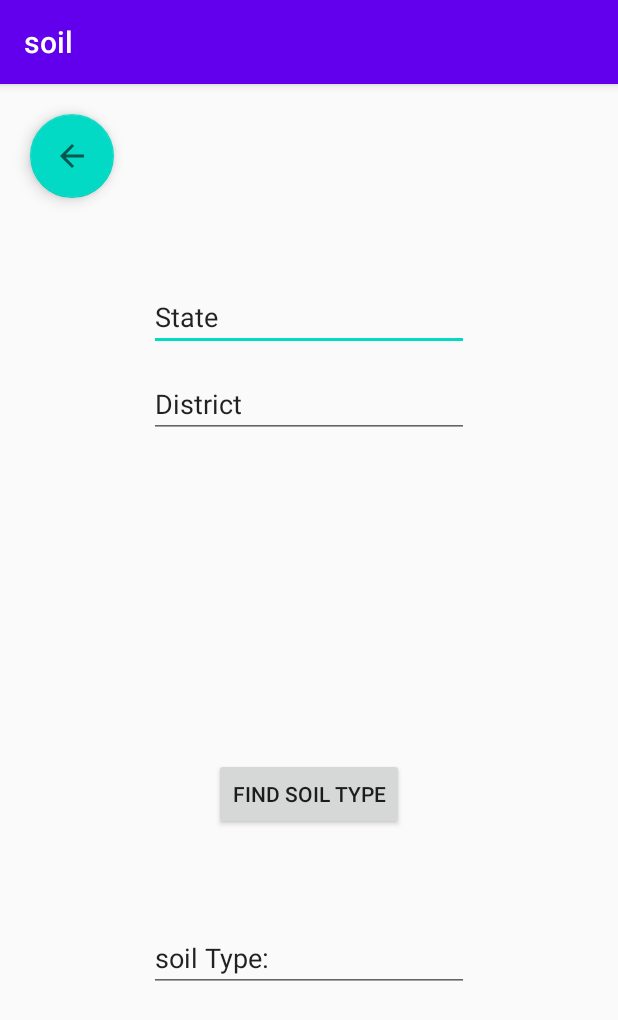
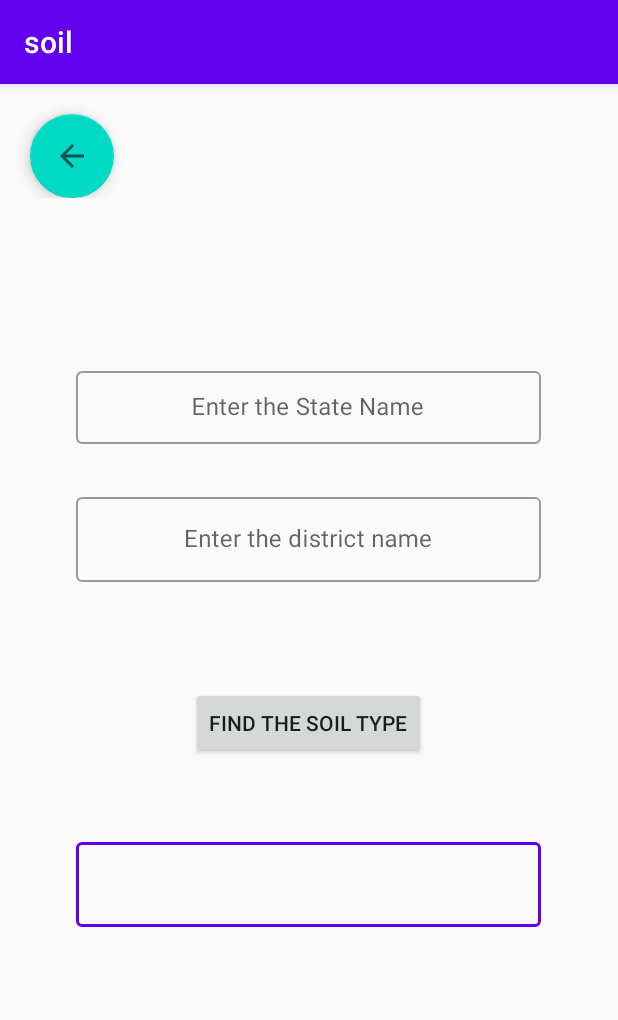
Before and after one commit to helloashishpal/soil, an Android app: the FetchData screen opened directly, with no data from a screen before it, on a phone screen of 412 x 824 dp. Shown: the top 1020 px of the screen. Run offline under Robolectric (Android 15) with nearby library versions, the phone set to English and light mode, and no system bars; our stand-ins replace Firebase (no records; nobody signed in at launch, a user with empty details on screens opened directly).

Commit message:
Scroll view added to the fetch data activity

```diff
--- a/app/src/main/res/layout/activity_fetch_data.xml
+++ b/app/src/main/res/layout/activity_fetch_data.xml
@@ -1,75 +1,105 @@
 <?xml version="1.0" encoding="utf-8"?>
-<androidx.constraintlayout.widget.ConstraintLayout xmlns:android="http://schemas.android.com/apk/res/android"
+<ScrollView xmlns:android="http://schemas.android.com/apk/res/android"
     xmlns:app="http://schemas.android.com/apk/res-auto"
     xmlns:tools="http://schemas.android.com/tools"
     android:layout_width="match_parent"
-    android:layout_height="match_parent"
-    tools:context=".FetchData">
-    <EditText
-        android:id="@+id/stateField"
+    android:layout_height="wrap_content"
+    android:fillViewport="true"
+    tools:layout_editor_absoluteX="1dp"
+    tools:layout_editor_absoluteY="222dp">
+
+    <LinearLayout
+        android:layout_width="match_parent"
+        android:layout_height="wrap_content"
+        android:orientation="vertical">
+
+        <LinearLayout
+            android:layout_width="match_parent"
+            android:layout_height="wrap_content">
+
+            <com.google.android.material.floatingactionbutton.FloatingActionButton
+                android:id="@+id/backBtn"
                 android:layout_width="wrap_content"
                 android:layout_height="wrap_content"
-        android:ems="10"
-        android:inputType="textPersonName"
-        android:text="State"
-        tools:layout_editor_absoluteX="91dp"
-        tools:layout_editor_absoluteY="139dp"
+                android:layout_marginLeft="20dp"
+                android:layout_marginTop="20dp"
+                android:clickable="true"
+                app:layout_constraintStart_toStartOf="parent"
                 app:layout_constraintTop_toTopOf="parent"
-        app:layout_constraintBottom_toTopOf="@id/districtField"
-        android:layout_marginTop="120dp"
-        app:layout_constraintStart_toStartOf="parent"
-        app:layout_constraintEnd_toEndOf="parent"/>
+                app:srcCompat="?attr/actionModeCloseDrawable" />
 
-    <EditText
+
+        </LinearLayout>
+
+        <LinearLayout
+            android:layout_width="350dp"
+            android:layout_height="wrap_content"
+            android:layout_gravity="center"
+            android:layout_marginTop="50dp"
+            android:orientation="vertical"
+            tools:context=".FetchData">
+
+            <com.google.android.material.textfield.TextInputLayout
+                style="@style/Widget.MaterialComponents.TextInputLayout.OutlinedBox.Dense"
+                android:layout_width="match_parent"
+                android:layout_height="wrap_content"
+                android:layout_marginStart="20dp"
+                android:layout_marginTop="60dp"
+                android:layout_marginEnd="20dp">
+
+                <com.google.android.material.textfield.TextInputEditText
+                    android:id="@+id/stateField"
+                    android:layout_width="match_parent"
+                    android:layout_height="wrap_content"
+                    android:gravity="center"
+                    android:hint="@string/state_name"
+                    android:inputType="text" />
+            </com.google.android.material.textfield.TextInputLayout>
+
+            <com.google.android.material.textfield.TextInputLayout
+                style="@style/Widget.MaterialComponents.TextInputLayout.OutlinedBox"
+                android:layout_width="match_parent"
+                android:layout_height="wrap_content"
+                android:layout_marginStart="20dp"
+                android:layout_marginTop="30dp"
+
+                android:layout_marginEnd="20dp">
+
+                <com.google.android.material.textfield.TextInputEditText
                     android:id="@+id/districtField"
-        android:layout_width="wrap_content"
+                    android:layout_width="match_parent"
                     android:layout_height="wrap_content"
-        android:ems="10"
-        android:inputType="textPersonName"
-        android:text="District"
-        tools:layout_editor_absoluteX="91dp"
-        tools:layout_editor_absoluteY="139dp"
-        app:layout_constraintTop_toBottomOf="@id/stateField"
-        app:layout_constraintBottom_toTopOf="@id/findBtn"
-        android:layout_marginBottom="200dp"
-        app:layout_constraintStart_toStartOf="parent"
-        app:layout_constraintEnd_toEndOf="parent"/>
+                    android:gravity="center"
+                    android:hint="@string/district_name"
+                    android:inputType="text" />
+            </com.google.android.material.textfield.TextInputLayout>
+
 
             <Button
                 android:id="@+id/findBtn"
                 android:layout_width="wrap_content"
                 android:layout_height="wrap_content"
-        android:text="Find SOil TYpe"
-        app:layout_constraintTop_toBottomOf="@id/districtField"
-        app:layout_constraintBottom_toTopOf="@id/soilTypeField"
-        app:layout_constraintEnd_toEndOf="parent"
-        app:layout_constraintStart_toStartOf="parent"
+                android:layout_gravity="center"
+                android:layout_marginTop="70dp"
+                android:text="@string/find_soil_type"
                 tools:layout_editor_absoluteY="498dp" />
-    <EditText
+
+            <com.google.android.material.textfield.TextInputLayout
+                style="@style/Widget.MaterialComponents.TextInputLayout.OutlinedBox"
+                android:layout_width="match_parent"
+                android:layout_height="wrap_content"
+                android:layout_marginStart="20dp"
+                android:layout_marginTop="50dp"
+                android:layout_marginEnd="20dp">
+
+                <com.google.android.material.textfield.TextInputEditText
                     android:id="@+id/soilTypeField"
-        android:layout_width="wrap_content"
+                    android:layout_width="match_parent"
                     android:layout_height="wrap_content"
-        android:ems="10"
-        android:inputType="text"
-        android:text="soil Type:"
-        app:layout_constraintEnd_toEndOf="parent"
-        app:layout_constraintStart_toStartOf="parent"
-        app:layout_constraintTop_toBottomOf="@id/findBtn"
-        app:layout_constraintBottom_toBottomOf="parent"
-        android:layout_marginTop="50dp"
-        android:layout_marginBottom="150dp"
-        tools:layout_editor_absoluteY="166dp" />
+                    android:gravity="center"
+                    android:inputType="textMultiLine" />
+            </com.google.android.material.textfield.TextInputLayout>
 
-
-    <com.google.android.material.floatingactionbutton.FloatingActionButton
-        android:id="@+id/backBtn"
-        android:layout_width="wrap_content"
-        android:layout_height="wrap_content"
-        android:clickable="true"
-        android:layout_marginLeft="20dp"
-        android:layout_marginTop="20dp"
-        app:layout_constraintStart_toStartOf="parent"
-        app:layout_constraintTop_toTopOf="parent"
-        app:srcCompat="?attr/actionModeCloseDrawable"/>
-
-</androidx.constraintlayout.widget.ConstraintLayout>
+        </LinearLayout>
+    </LinearLayout>
+</ScrollView>
--- a/app/src/main/res/values/strings.xml
+++ b/app/src/main/res/values/strings.xml
@@ -2,4 +2,7 @@
     <string name="app_name">soil</string>
     <string name="data_entry">Enter Data</string>
     <string name="find_soil_type">Find the soil type</string>
+    <string name="state_name">Enter the State Name</string>
+    <string name="district_name">Enter the district name</string>
+    <string name="soil_type">soil type</string>
 </resources>
```
Lines whose indentation alone changed are shown as unchanged.
